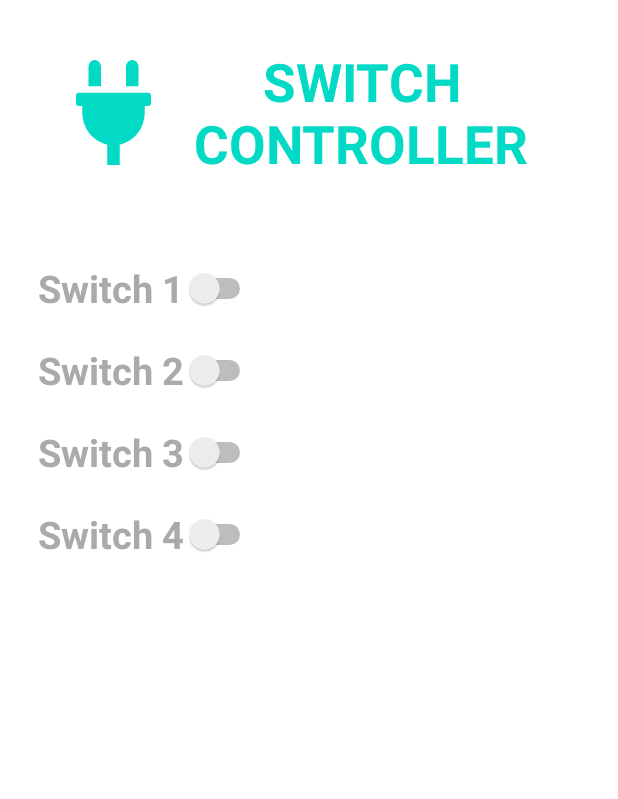
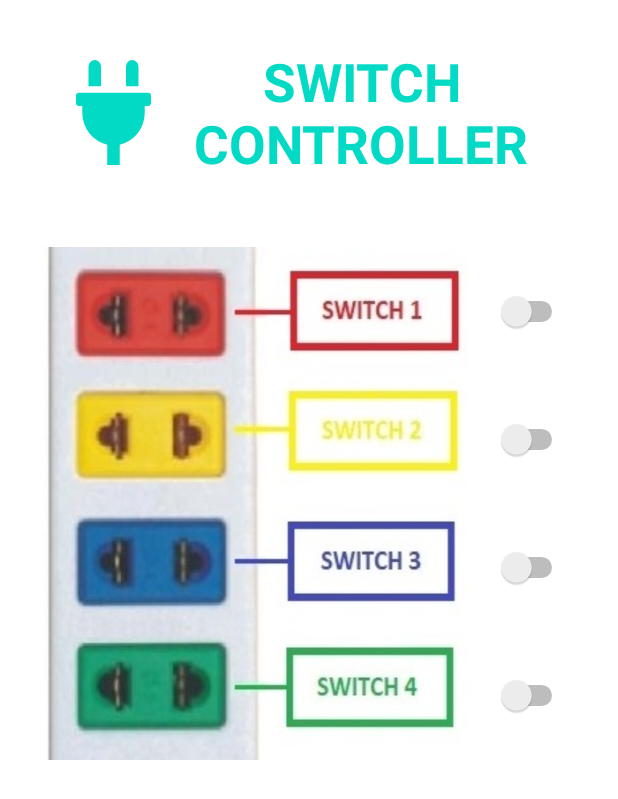
Before and after one commit to htthinh1999/SwitchController, an Android app: the MainActivity screen opened directly, with no data from a screen before it, on a phone screen of 412 x 824 dp. Shown: the top 799 px of the screen. Run offline under Robolectric (Android 15) with nearby library versions, the light colour scheme and no system bars; our stand-ins replace Volley; network calls fail.

Commit message:
Update android UI

```diff
--- a/android/SwitchController/app/src/main/java/com/keycodemon/switchcontroller/MainActivity.java
+++ b/android/SwitchController/app/src/main/java/com/keycodemon/switchcontroller/MainActivity.java
@@ -101,7 +101,6 @@ public class MainActivity extends AppCompatActivity implements View.OnClickListe
                             JSONObject jsonObject = response.getJSONObject(i);
                             swData[i] = jsonObject.getString("value").contains("on");
                             sw[i].setChecked(swData[i]);
-
                         } catch (JSONException e) {
                             e.printStackTrace();
                         }
--- a/android/SwitchController/app/src/main/res/layout/activity_main.xml
+++ b/android/SwitchController/app/src/main/res/layout/activity_main.xml
@@ -38,55 +38,60 @@
         android:layout_width="match_parent"
         android:layout_height="wrap_content"
         android:layout_marginTop="30dp"
+        android:weightSum="2"
+        android:orientation="horizontal">
+
+        <ImageView
+            android:layout_width="match_parent"
+            android:layout_height="wrap_content"
+            android:layout_weight="0.4"
+            android:background="@drawable/img_switch" />
+
+        <LinearLayout
+            android:layout_width="match_parent"
+            android:layout_height="match_parent"
+            android:layout_weight="1.6"
+            android:weightSum="4"
             android:orientation="vertical">
-
 
             <Switch
                 android:id="@+id/sw1"
                 android:layout_width="wrap_content"
                 android:layout_height="wrap_content"
+                android:layout_weight="1"
                 android:layout_margin="10dp"
-            android:text="@string/switch_1"
                 android:textSize="25sp"
-            android:textStyle="bold"
-            android:textColor="@android:color/darker_gray"
-            tools:ignore="UseSwitchCompatOrMaterialXml" />
+                android:textStyle="bold" />
 
             <Switch
                 android:id="@+id/sw2"
                 android:layout_width="wrap_content"
                 android:layout_height="wrap_content"
+                android:layout_weight="1"
                 android:layout_margin="10dp"
-            android:text="@string/switch_2"
                 android:textSize="25sp"
-            android:textStyle="bold"
-            android:textColor="@android:color/darker_gray"
-            tools:ignore="UseSwitchCompatOrMaterialXml" />
+                android:textStyle="bold" />
 
             <Switch
                 android:id="@+id/sw3"
                 android:layout_width="wrap_content"
                 android:layout_height="wrap_content"
+                android:layout_weight="1"
                 android:layout_margin="10dp"
-            android:text="@string/switch_3"
                 android:textSize="25sp"
-            android:textStyle="bold"
-            android:textColor="@android:color/darker_gray"
-            tools:ignore="UseSwitchCompatOrMaterialXml" />
+                android:textStyle="bold" />
 
             <Switch
                 android:id="@+id/sw4"
                 android:layout_width="wrap_content"
                 android:layout_height="wrap_content"
+                android:layout_weight="1"
                 android:layout_margin="10dp"
-            android:text="@string/switch_4"
                 android:textSize="25sp"
-            android:textStyle="bold"
-            android:textColor="@android:color/darker_gray"
-            tools:ignore="UseSwitchCompatOrMaterialXml" />
-
-
+                android:textStyle="bold" />
 
         </LinearLayout>
 
     </LinearLayout>
+
+</LinearLayout>
```
Also changed, not shown: android/SwitchController/app/src/main/res/drawable/img_switch.jpg (added). Lines whose indentation alone changed are shown as unchanged.
